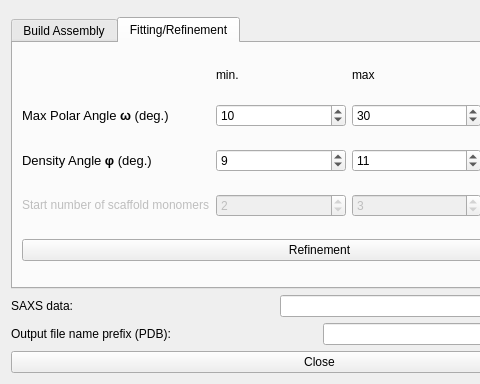
This is widgetMPbuilder.ui in emblsaxs/MPBuilder as Qt 5 draws it before an edit; both pictures show x 0 to 480 and y 195 to 579 of the 639 by 579 pixel window. The edited form follows.
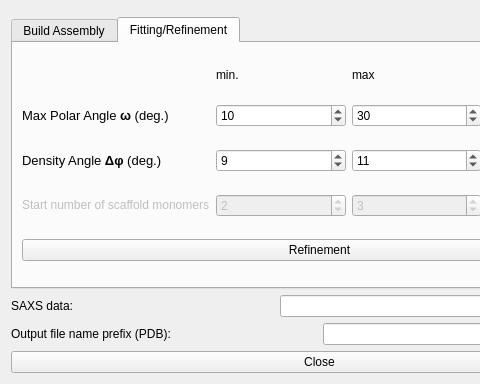
This is the edited form. Icons and pictures are not drawn.

Commit message: Greek letters in html

What changed in the file:
```diff
--- a/widgetMPbuilder.ui
+++ b/widgetMPbuilder.ui
@@ -523,7 +523,7 @@
           </sizepolicy>
          </property>
          <property name="text">
-          <string notr="true">&lt;html&gt;&lt;head/&gt;&lt;body&gt;&lt;p&gt;&lt;span style=&quot; font-size:10pt;&quot;&gt;Density Angle &lt;/span&gt;&lt;span style=&quot; font-size:10pt; font-weight:600;&quot;&gt;φ&lt;/span&gt;&lt;span style=&quot; font-size:10pt;&quot;&gt; (deg.)&lt;/span&gt;&lt;/p&gt;&lt;/body&gt;&lt;/html&gt;</string>
+          <string notr="true">&lt;html&gt;&lt;head/&gt;&lt;body&gt;&lt;p&gt;&lt;span style=&quot; font-size:10pt;&quot;&gt;Density Angle &lt;/span&gt;&lt;span style=&quot; font-size:10pt; font-weight:600;&quot;&gt;Δφ&lt;/span&gt;&lt;span style=&quot; font-size:10pt;&quot;&gt; (deg.)&lt;/span&gt;&lt;/p&gt;&lt;/body&gt;&lt;/html&gt;</string>
          </property>
         </widget>
        </item>
```
The commit also changes 1 other file.
